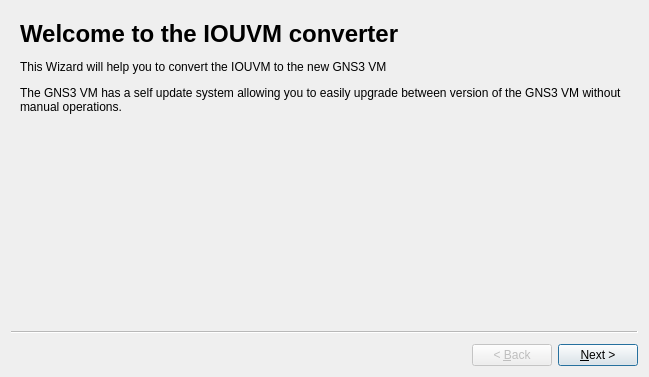
This is gns3/ui/iouvm_converter_wizard.ui in mpplab/MNSS as Qt 5 draws it before an edit. The edited form follows.
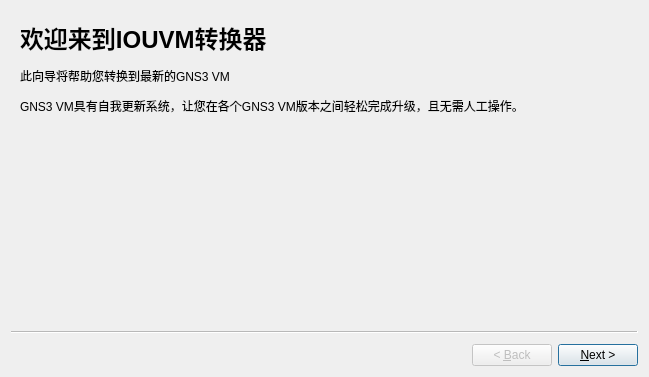
This is the edited form.

Diff of the .ui file:
```diff
--- a/gns3/ui/iouvm_converter_wizard.ui
+++ b/gns3/ui/iouvm_converter_wizard.ui
@@ -21,9 +21,7 @@
     <item>
      <widget class="QLabel" name="label">
       <property name="text">
-       <string>&lt;h1&gt;Welcome to the IOUVM converter&lt;/h1&gt;
-&lt;p&gt;This Wizard will help you to convert the IOUVM to the new GNS3 VM&lt;/p&gt;
-&lt;p&gt;The GNS3 VM has a self update system allowing you to easily upgrade between version of the GNS3 VM without manual operations.&lt;/p&gt;</string>
+       <string>&lt;html&gt;&lt;head/&gt;&lt;body&gt;&lt;p&gt;&lt;span style=&quot; font-size:xx-large; font-weight:600;&quot;&gt;欢迎来到IOUVM转换器&lt;/span&gt;&lt;/p&gt;&lt;p&gt;此向导将帮助您转换到最新的GNS3 VM&lt;/p&gt;&lt;p&gt;GNS3 VM具有自我更新系统，让您在各个GNS3 VM版本之间轻松完成升级，且无需人工操作。&lt;/p&gt;&lt;/body&gt;&lt;/html&gt;</string>
       </property>
       <property name="wordWrap">
        <bool>true</bool>
```
Left out of the diff: 20 changed lines with no effect on the pictures.
